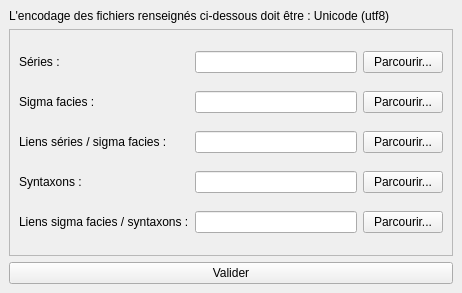
IGNF/saisie_carhab, file src/ui/form_catalogs.ui: the form before one commit.
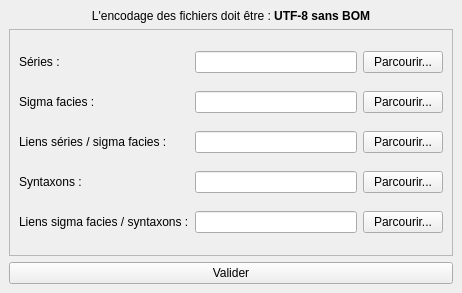
The form after the commit.

Patch:
```diff
--- a/src/ui/form_catalogs.ui
+++ b/src/ui/form_catalogs.ui
@@ -18,7 +18,7 @@
     <item>
      <widget class="QLabel" name="label_6">
       <property name="text">
-       <string>L'encodage des fichiers renseignés ci-dessous doit être : Unicode (utf8)</string>
+       <string>&lt;html&gt;&lt;head/&gt;&lt;body&gt;&lt;p align=&quot;center&quot;&gt;L'encodage des fichiers doit être :&lt;span style=&quot; font-weight:600;&quot;&gt; UTF-8 sans BOM&lt;/span&gt;&lt;/p&gt;&lt;/body&gt;&lt;/html&gt;</string>
       </property>
      </widget>
     </item>
```
